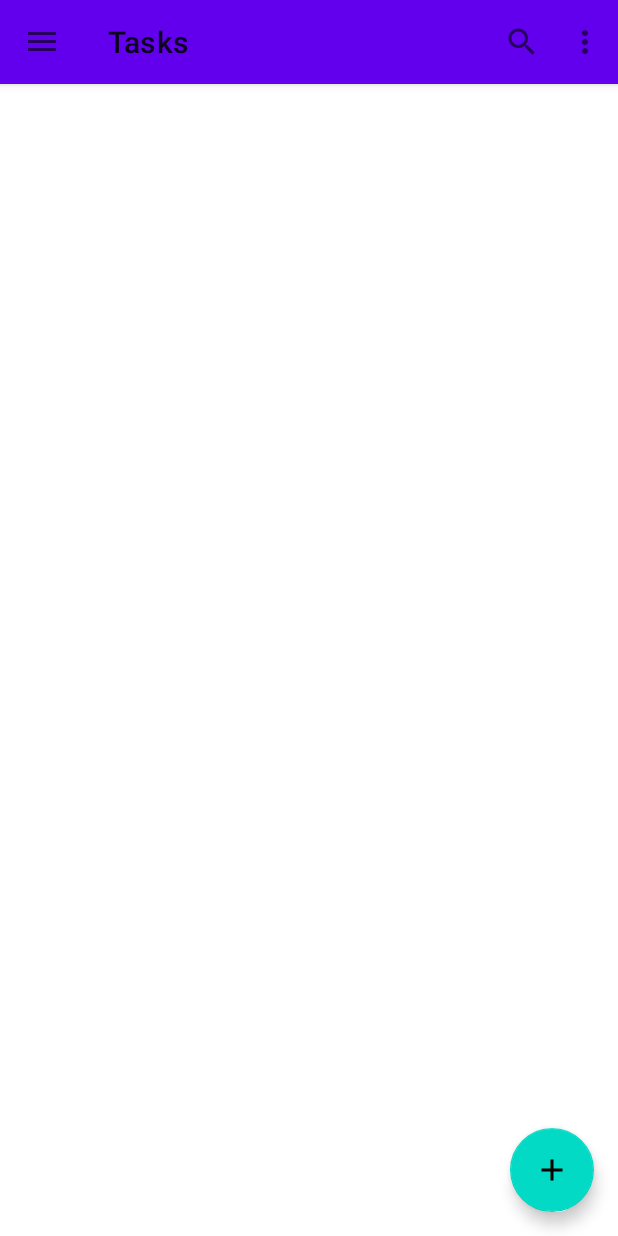
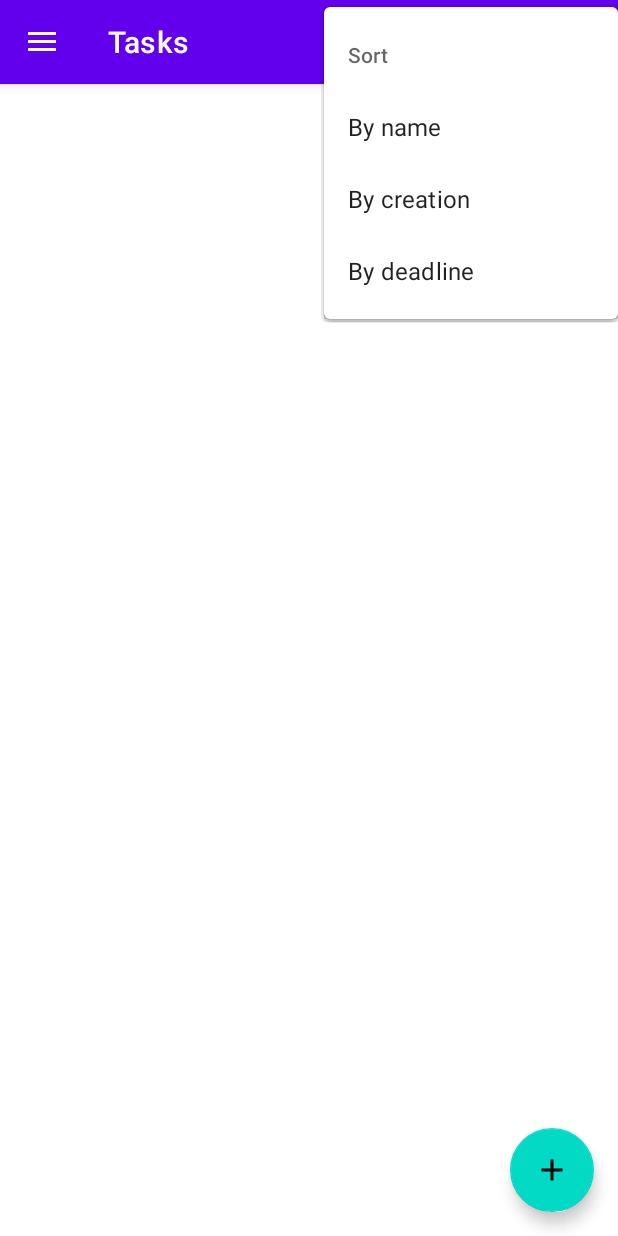
Before and after one commit to PasararAndrey/ToDo, an Android app: the screen it shows after launch (MainActivity), in the options menu, after a tap on "Sort", on a phone screen of 412 x 824 dp. Run offline under Robolectric (Android 15) with nearby library versions, the phone set to English and light mode, and no system bars; our stand-ins replace Dagger/Hilt's generated code, Room's generated code, navigation-ui.

Commit message:
-Цвета в Appbar и Toolbar теперь белые -Добавлено под меню сортировки в основном. Макет отдельного меню удалено. -Добавлена опция меню "Привязки" важных задач вверх списка -Реализована сортировка по : имени, дате создания задач, срока выполнения задач -Реализована привязка важных задач - когда выбрано - они наверху, когда нет - сортируются вместе со всеми

```diff
--- a/app/src/main/java/com/example/todo/data/AppRepository.kt
+++ b/app/src/main/java/com/example/todo/data/AppRepository.kt
@@ -1,6 +1,7 @@
 package com.example.todo.data
 
 import com.example.todo.data.task.Task
+import com.example.todo.ui.fragment.tasks.SortOrder
 import kotlinx.coroutines.flow.Flow
 
 interface AppRepository {
@@ -8,5 +9,5 @@ interface AppRepository {
     suspend fun deleteTask(task: Task)
     suspend fun updateTask(task: Task)
     fun getTask(id: Int): Flow<Task>
-    fun allTasks(searchQuery: String): Flow<List<Task>>
+    fun allTasks(searchQuery: String, sortOrder: SortOrder, anchorImportant: Boolean): Flow<List<Task>>
 }
--- a/app/src/main/java/com/example/todo/data/AppRepositoryImpl.kt
+++ b/app/src/main/java/com/example/todo/data/AppRepositoryImpl.kt
@@ -3,6 +3,7 @@ package com.example.todo.data
 import androidx.annotation.WorkerThread
 import com.example.todo.data.task.Task
 import com.example.todo.data.task.TaskDao
+import com.example.todo.ui.fragment.tasks.SortOrder
 import kotlinx.coroutines.flow.Flow
 import javax.inject.Inject
 import javax.inject.Singleton
@@ -26,8 +27,8 @@ class AppRepositoryImpl @Inject constructor(private val taskDao: TaskDao) :
         return taskDao.updateTask(task)
     }
 
-    override fun allTasks(searchQuery: String): Flow<List<Task>> =
-        taskDao.getTasks(searchQuery = searchQuery)
+    override fun allTasks(searchQuery: String, sortOrder: SortOrder, anchorImportant: Boolean): Flow<List<Task>> =
+        taskDao.getTasks(searchQuery, sortOrder, anchorImportant)
 
     override fun getTask(id: Int): Flow<Task> = taskDao.getTask(id)
 }
--- a/app/src/main/java/com/example/todo/data/TasksDatabase.kt
+++ b/app/src/main/java/com/example/todo/data/TasksDatabase.kt
@@ -7,7 +7,7 @@ import com.example.todo.data.task.Task
 import com.example.todo.data.task.TaskDao
 
 @TypeConverters(Converters::class)
-@Database(entities = [Task::class], version = 5, exportSchema = false)
+@Database(entities = [Task::class], version = 6, exportSchema = false)
 abstract class TasksDatabase : RoomDatabase() {
     abstract fun taskDao(): TaskDao
 }
--- a/app/src/main/java/com/example/todo/data/task/Task.kt
+++ b/app/src/main/java/com/example/todo/data/task/Task.kt
@@ -13,7 +13,7 @@ data class Task(
     val title: String,
     @ColumnInfo(name = "important")
     val important: Boolean = false,
-    @ColumnInfo(name = "date")
+    @ColumnInfo(name = "term_date")
     val termDate: Date?,
     @ColumnInfo
     val initDate: Date
--- a/app/src/main/java/com/example/todo/data/task/TaskDao.kt
+++ b/app/src/main/java/com/example/todo/data/task/TaskDao.kt
@@ -1,12 +1,35 @@
 package com.example.todo.data.task
 
 import androidx.room.*
+import com.example.todo.ui.fragment.tasks.SortOrder
 import kotlinx.coroutines.flow.Flow
 
 @Dao
 interface TaskDao {
-    @Query("SELECT * FROM task_table WHERE title LIKE '%' || :searchQuery || '%'")
-    fun getTasks(searchQuery: String): Flow<List<Task>>
+
+    fun getTasks(
+        searchQuery: String,
+        sortOrder: SortOrder,
+        anchorImportant: Boolean
+    ): Flow<List<Task>> =
+        when (sortOrder) {
+            SortOrder.BY_NAME -> getTasksSortedByName(searchQuery, anchorImportant)
+            SortOrder.BY_CREATION_DATE -> getTasksSortedByDateCreated(searchQuery, anchorImportant)
+            SortOrder.BY_DEADLINE_DATE -> getTasksSortedByDateDeadline(searchQuery, anchorImportant)
+        }
+
+    @Query("SELECT * FROM task_table WHERE title LIKE '%' || :searchQuery || '%' ORDER BY CASE WHEN :anchorImportant = 1 THEN important END DESC, title     ")
+    fun getTasksSortedByName(searchQuery: String, anchorImportant: Boolean): Flow<List<Task>>
+
+    @Query("SELECT * FROM task_table WHERE title LIKE '%' || :searchQuery || '%' ORDER BY CASE WHEN :anchorImportant = 1 THEN important END DESC, initDate     ")
+    fun getTasksSortedByDateCreated(searchQuery: String, anchorImportant: Boolean): Flow<List<Task>>
+
+    @Query("SELECT * FROM task_table WHERE title LIKE '%' || :searchQuery || '%' ORDER BY CASE WHEN :anchorImportant = 1 THEN important END DESC,term_date")
+    fun getTasksSortedByDateDeadline(
+        searchQuery: String,
+        anchorImportant: Boolean
+    ): Flow<List<Task>>
+
 
     @Query("SELECT * FROM task_table WHERE id = :id")
     fun getTask(id: Int): Flow<Task>
--- a/app/src/main/java/com/example/todo/ui/fragment/tasks/TasksViewModel.kt
+++ b/app/src/main/java/com/example/todo/ui/fragment/tasks/TasksViewModel.kt
@@ -7,11 +7,16 @@ import androidx.lifecycle.viewModelScope
 import com.example.todo.data.AppRepository
 import com.example.todo.data.task.Task
 import kotlinx.coroutines.flow.MutableStateFlow
+import kotlinx.coroutines.flow.combine
 import kotlinx.coroutines.flow.flatMapLatest
 import kotlinx.coroutines.launch
 import java.util.*
 import javax.inject.Inject
 
+
+enum class SortOrder {
+    BY_NAME, BY_CREATION_DATE, BY_DEADLINE_DATE
+}
 
 class TasksViewModel
 @Inject
@@ -19,8 +24,17 @@ constructor(
     private val repository: AppRepository,
 ) : ViewModel() {
     val searchQuery: MutableStateFlow<String> = MutableStateFlow("")
-    private var _tasks = searchQuery.flatMapLatest {
-        repository.allTasks(it)
+    val sortOrder = MutableStateFlow(SortOrder.BY_CREATION_DATE)
+
+    val anchorImportant = MutableStateFlow(false)
+    private var _tasks = combine(
+            searchQuery,
+            sortOrder,
+            anchorImportant
+        ){ searchQuery,sortOrder, anchorImportant ->
+            Triple(searchQuery,sortOrder,anchorImportant)
+        }.flatMapLatest { (searchQuery,sortOrder, anchorImportant)->
+                repository.allTasks(searchQuery, sortOrder, anchorImportant)
     }.asLiveData()
     val tasks get() = _tasks
 
--- a/app/src/main/res/layout/app_bar_main.xml
+++ b/app/src/main/res/layout/app_bar_main.xml
@@ -3,17 +3,25 @@
     xmlns:tools="http://schemas.android.com/tools"
     android:layout_width="match_parent"
     android:layout_height="match_parent"
+    xmlns:app="http://schemas.android.com/apk/res-auto"
     tools:context=".MainActivity">
 
     <com.google.android.material.appbar.AppBarLayout
         android:layout_width="match_parent"
-        android:layout_height="wrap_content">
+        android:layout_height="wrap_content"
+
+        >
 
         <androidx.appcompat.widget.Toolbar
             android:id="@+id/toolbar_main"
             android:layout_width="match_parent"
+            style="@style/ThemeOverlay.MaterialComponents.Toolbar.Primary"
+            android:theme="@style/Theme_Toolbar"
+            app:titleTextColor="@color/white"
             android:layout_height="?attr/actionBarSize"
-            android:background="?attr/colorPrimary" />
+            android:background="?attr/colorPrimary"
+
+            />
 
     </com.google.android.material.appbar.AppBarLayout>
 
--- a/app/src/main/res/menu/menu_fragment_tasks.xml
+++ b/app/src/main/res/menu/menu_fragment_tasks.xml
@@ -11,8 +11,26 @@
     <item
         android:id="@+id/action_sort"
         android:title="@string/action_sort"
-        app:showAsAction="never"
+        app:showAsAction="never">
+        <menu>
+            <item
+                android:id="@+id/sort_by_name"
+                android:title="By name"
+                app:showAsAction="never" />
+            <item
+                android:id="@+id/sort_by_creation"
+                android:title="By creation"
+                app:showAsAction="never" />
+            <item
+                android:id="@+id/sort_by_deadline"
+                android:title="By deadline"
+                app:showAsAction="never" />
+        </menu>
 
-        />
-
+    </item>
+    <item
+        android:id="@+id/action_important"
+        android:checkable="true"
+        android:title="Anchor important"
+        app:showAsAction="never" />
 </menu>
--- /dev/null
+++ b/app/src/main/res/values/styles.xml
@@ -0,0 +1,8 @@
+<?xml version="1.0" encoding="utf-8"?>
+<resources>
+
+    <style name="Theme_Toolbar" parent="ThemeOverlay.MaterialComponents.Toolbar.Primary">
+        <item name="colorOnPrimary">@color/white</item>
+    </style>
+
+</resources>
--- a/app/src/main/res/values/themes.xml
+++ b/app/src/main/res/values/themes.xml
@@ -5,6 +5,7 @@
         <item name="colorPrimary">@color/purple_500</item>
         <item name="colorPrimaryVariant">@color/purple_700</item>
         <item name="colorOnPrimary">@color/white</item>
+
         <!-- Secondary brand color. -->
         <item name="colorSecondary">@color/teal_200</item>
         <item name="colorSecondaryVariant">@color/teal_700</item>
```
Also changed, not shown: app/src/main/java/com/example/todo/ui/fragment/tasks/TasksFragment.kt (+21 -6 lines), app/src/main/res/menu/sort_menu.xml (deleted, +0 -13 lines).
